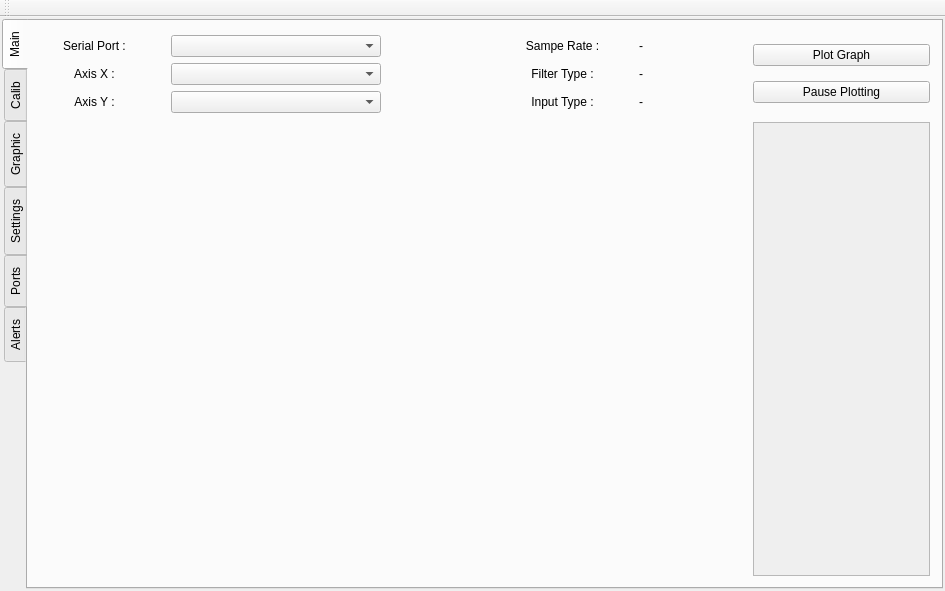
Above: dlcalmenu.ui from silozd/Data_Logger before the change. Below: the same form after it.
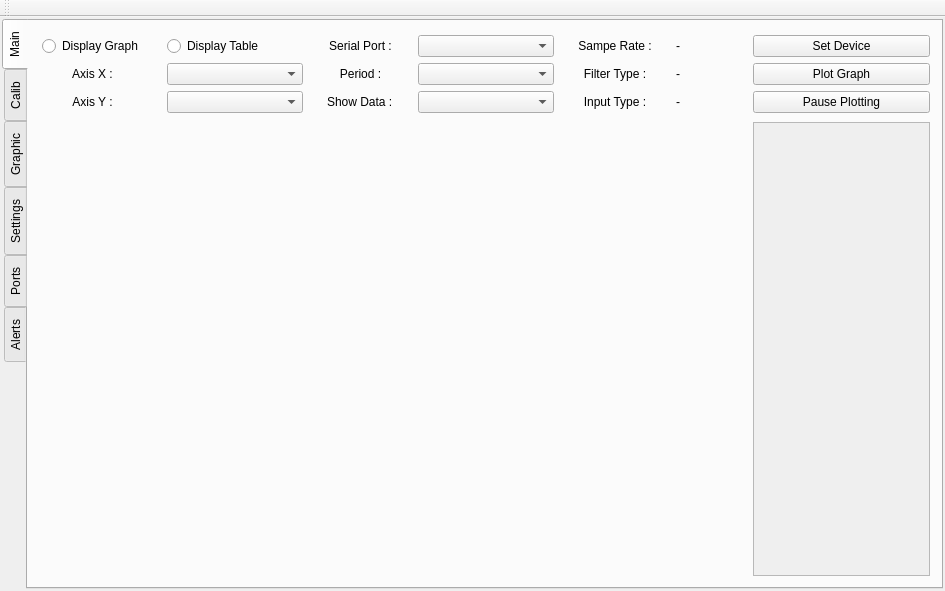
That is the form after the change. The open tabs and pages were chosen to show the change.

Commit message: layout safe

Diff of the .ui file:
```diff
--- a/dlcalmenu.ui
+++ b/dlcalmenu.ui
@@ -62,7 +62,7 @@
         </item>
         <item row="0" column="0">
          <widget class="QWidget" name="frameInfo" native="true">
-          <layout class="QGridLayout" name="gridLayout_3" columnstretch="1,2,1,1,1">
+          <layout class="QGridLayout" name="gridLayout_3" columnstretch="1,2,1,2,1,1">
            <property name="leftMargin">
             <number>3</number>
            </property>
@@ -78,17 +78,7 @@
            <property name="horizontalSpacing">
             <number>24</number>
            </property>
-           <item row="0" column="0">
-            <widget class="QLabel" name="m_serialPortLabel">
-             <property name="text">
-              <string>Serial Port :</string>
-             </property>
-             <property name="alignment">
-              <set>Qt::AlignCenter</set>
-             </property>
-            </widget>
-           </item>
-           <item row="2" column="3">
+           <item row="2" column="4">
             <widget class="QLabel" name="lbl_inputType">
              <property name="text">
               <string>Input Type :</string>
@@ -96,26 +86,26 @@
              <property name="alignment">
               <set>Qt::AlignCenter</set>
              </property>
+             <property name="indent">
+              <number>3</number>
+             </property>
             </widget>
            </item>
-           <item row="2" column="1">
-            <widget class="QComboBox" name="combo_axis2"/>
-           </item>
-           <item row="2" column="4">
+           <item row="2" column="5">
             <widget class="QLabel" name="info_inputType">
              <property name="text">
               <string>-</string>
              </property>
             </widget>
            </item>
-           <item row="1" column="4">
+           <item row="1" column="5">
             <widget class="QLabel" name="info_filterType">
              <property name="text">
               <string>-</string>
              </property>
             </widget>
            </item>
-           <item row="0" column="3">
+           <item row="0" column="4">
             <widget class="QLabel" name="lbl_sampeRate">
              <property name="text">
               <string>Sampe Rate :</string>
@@ -123,48 +113,12 @@
              <property name="alignment">
               <set>Qt::AlignCenter</set>
              </property>
-            </widget>
-           </item>
-           <item row="0" column="1">
-            <widget class="QComboBox" name="m_serialPortComboBox"/>
-           </item>
-           <item row="1" column="0">
-            <widget class="QLabel" name="lbl_axis1">
-             <property name="text">
-              <string>Axis X :</string>
+             <property name="indent">
+              <number>-1</number>
              </property>
-             <property name="alignment">
-              <set>Qt::AlignCenter</set>
-             </property>
             </widget>
            </item>
-           <item row="0" column="2">
-            <spacer name="horizontalSpacer">
-             <property name="orientation">
-              <enum>Qt::Horizontal</enum>
-             </property>
-             <property name="sizeHint" stdset="0">
-              <size>
-               <width>40</width>
-               <height>20</height>
-              </size>
-             </property>
-            </spacer>
-           </item>
-           <item row="2" column="0">
-            <widget class="QLabel" name="lbl_axis2">
-             <property name="text">
-              <string>Axis Y :</string>
-             </property>
-             <property name="alignment">
-              <set>Qt::AlignCenter</set>
-             </property>
-            </widget>
-           </item>
-           <item row="1" column="1">
-            <widget class="QComboBox" name="combo_axis1"/>
-           </item>
-           <item row="1" column="3">
+           <item row="1" column="4">
             <widget class="QLabel" name="lbl_filterType">
              <property name="text">
               <string>Filter Type :</string>
@@ -172,15 +126,106 @@
              <property name="alignment">
               <set>Qt::AlignCenter</set>
              </property>
+             <property name="indent">
+              <number>3</number>
+             </property>
             </widget>
            </item>
-           <item row="0" column="4">
+           <item row="0" column="5">
             <widget class="QLabel" name="info_sampeRate">
              <property name="text">
               <string>-</string>
              </property>
             </widget>
            </item>
+           <item row="0" column="0">
+            <widget class="QRadioButton" name="radioBtn_dispGraph">
+             <property name="text">
+              <string>Display Graph</string>
+             </property>
+            </widget>
+           </item>
+           <item row="0" column="1">
+            <widget class="QRadioButton" name="radioBtn_dispList">
+             <property name="text">
+              <string>Display Table</string>
+             </property>
+            </widget>
+           </item>
+           <item row="1" column="0">
+            <widget class="QLabel" name="lbl_axis1">
+             <property name="text">
+              <string>Axis X :</string>
+             </property>
+             <property name="alignment">
+              <set>Qt::AlignCenter</set>
+             </property>
+             <property name="indent">
+              <number>3</number>
+             </property>
+            </widget>
+           </item>
+           <item row="1" column="1">
+            <widget class="QComboBox" name="combo_axis1"/>
+           </item>
+           <item row="2" column="0">
+            <widget class="QLabel" name="lbl_axis2">
+             <property name="text">
+              <string>Axis Y :</string>
+             </property>
+             <property name="alignment">
+              <set>Qt::AlignCenter</set>
+             </property>
+             <property name="indent">
+              <number>3</number>
+             </property>
+            </widget>
+           </item>
+           <item row="2" column="1">
+            <widget class="QComboBox" name="combo_axis2"/>
+           </item>
+           <item row="1" column="2">
+            <widget class="QLabel" name="label_2">
+             <property name="text">
+              <string>Period :</string>
+             </property>
+             <property name="alignment">
+              <set>Qt::AlignCenter</set>
+             </property>
+             <property name="indent">
+              <number>3</number>
+             </property>
+            </widget>
+           </item>
+           <item row="0" column="3">
+            <widget class="QComboBox" name="m_serialPortComboBox"/>
+           </item>
+           <item row="0" column="2">
+            <widget class="QLabel" name="m_serialPortLabel">
+             <property name="text">
+              <string>Serial Port :</string>
+             </property>
+             <property name="alignment">
+              <set>Qt::AlignCenter</set>
+             </property>
+             <property name="indent">
+              <number>3</number>
+             </property>
+            </widget>
+           </item>
+           <item row="1" column="3">
+            <widget class="QComboBox" name="comboBox"/>
+           </item>
+           <item row="2" column="2">
+            <widget class="QLabel" name="label_3">
+             <property name="text">
+              <string>Show Data :</string>
+             </property>
+            </widget>
+           </item>
+           <item row="2" column="3">
+            <widget class="QComboBox" name="comboBox_2"/>
+           </item>
           </layout>
          </widget>
         </item>
@@ -189,6 +234,13 @@
           <property name="spacing">
            <number>3</number>
           </property>
+          <item>
+           <widget class="QPushButton" name="btn_graphDialog">
+            <property name="text">
+             <string>Set Device</string>
+            </property>
+           </widget>
+          </item>
           <item>
            <widget class="QPushButton" name="btn_dispGraph">
             <property name="text">
@@ -394,7 +446,7 @@
             <widget class="QComboBox" name="combo_axisX"/>
            </item>
            <item row="1" column="0">
-            <widget class="QRadioButton" name="radioBtn_dispList">
+            <widget class="QRadioButton" name="radioButton_2">
              <property name="text">
               <string>Display Graph</string>
              </property>
@@ -423,7 +475,7 @@
             <widget class="QComboBox" name="combo_axisY"/>
            </item>
            <item row="0" column="0">
-            <widget class="QRadioButton" name="radioBtn_dispGraph">
+            <widget class="QRadioButton" name="radioButton_5">
              <property name="text">
               <string>Display List</string>
              </property>
@@ -476,7 +528,7 @@
             </widget>
            </item>
            <item row="0" column="6">
-            <widget class="QPushButton" name="btn_graphDialog">
+            <widget class="QPushButton" name="pushButton">
              <property name="text">
               <string>Set Device</string>
              </property>
```
Left out of the diff: 6 changed lines with no effect on the pictures. The commit also changes 5 other files.
